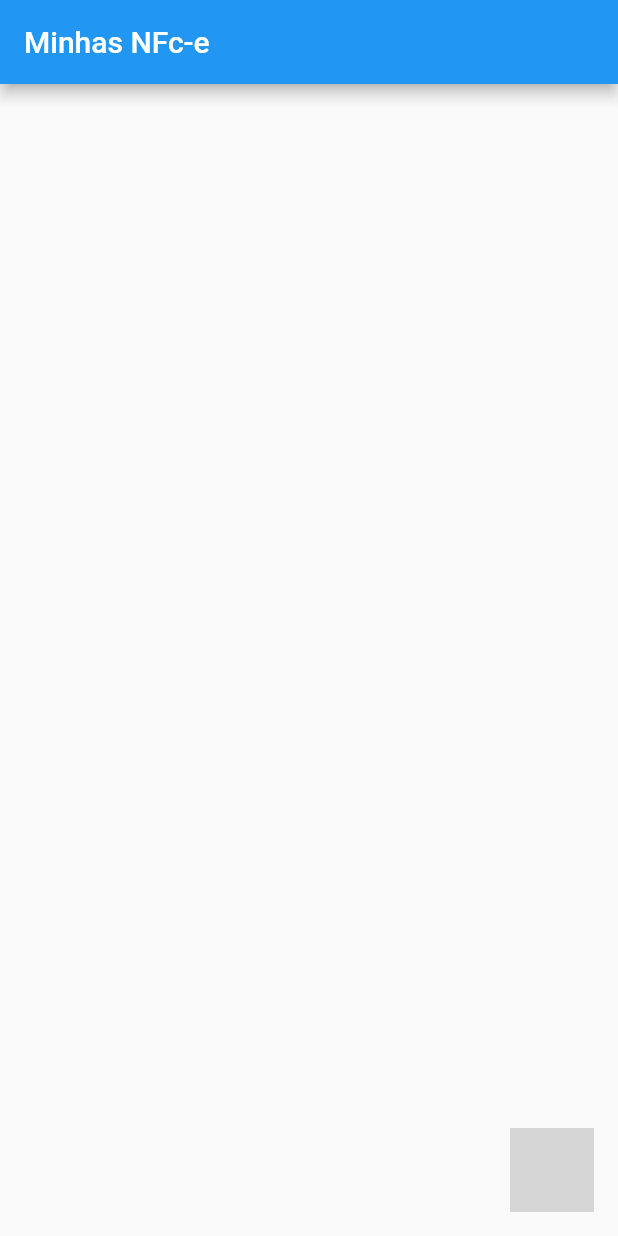
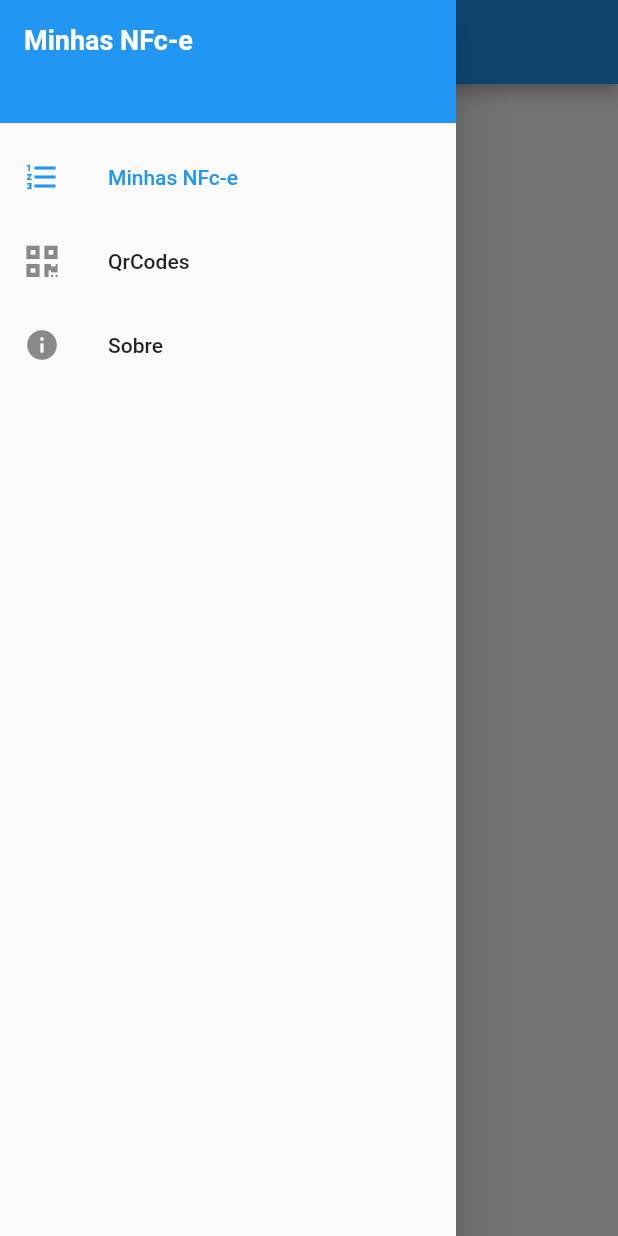
Before and after one commit to vitordm/Flutter.MinhasNFce, a Flutter app: the screen it shows after launch, with the side drawer open (before the commit the screen has no drawer), on a phone screen of 412 x 824 dp. Run offline on Flutter 3.47's test engine with Material 2 defaults, Android fonts, the phone set to English and light mode, and no system bars; our stand-ins replace font_awesome_flutter, rxdart, sqflite; missing offline and left inert: barcode_scan, inject, unicorndial, vitor_myparser_nfce; accounts and stored records are empty; grey boxes are pictures that could not be loaded.

Commit message:
adicionado menu lateral

```diff
--- a/lib/src/app.dart
+++ b/lib/src/app.dart
@@ -6,8 +6,8 @@ import './blocs/lista_qr_code_.bloc.dart';
 import './ui/lista_nfce.dart';
 import './ui/qr_code.dart';
 import './ui/lista_qr_code.dart';
+import './ui/home.dart';
 import 'di/container_d_i.dart';
-
 class App extends StatelessWidget {
   @provide
   App() : super();
@@ -19,6 +19,9 @@ class App extends StatelessWidget {
       initialRoute: '/',
       routes: {
         '/': (context) {
+          return Home(key: key);
+        },
+        '/lista_nfce': (context) {
           ListaNfceBloc nfceBloc = ContainerDI.container.listaNfceBloc;
           return ListaNfce(key: key,  bloc: nfceBloc);
         },
--- /dev/null
+++ b/lib/src/models/menu_item.dart
@@ -0,0 +1,15 @@
+import 'package:flutter/material.dart';
+
+enum Menu {
+  Home,
+  ListaNFce,
+  ListaQrCodes,
+  About,
+}
+
+class MenuItem {
+  final Menu menu;
+  final String title;
+  final IconData icon;
+  MenuItem(this.menu, this.title, this.icon);
+}
--- /dev/null
+++ b/lib/src/ui/fragments/lista_nfce_fragment.dart
@@ -0,0 +1,78 @@
+import 'package:flutter/material.dart';
+import 'package:inject/inject.dart';
+import '../../blocs/lista_nfce_bloc.dart';
+import '../../models/nfce.dart';
+
+class ListaNfceFragment extends StatefulWidget {
+  final title = "Minhas NFc-e";
+  @provide
+  final ListaNfceBloc bloc;
+
+  ListaNfceFragment({Key key, this.bloc}) : super(key: key);
+
+  _ListaNfceFragmentState createState() => _ListaNfceFragmentState();
+}
+
+class _ListaNfceFragmentState extends State<ListaNfceFragment> {
+  final _biggerFont = const TextStyle(fontSize: 18.0);
+
+  @override
+  void initState() {
+    super.initState();
+    widget.bloc.init();
+    widget.bloc.fetchNfces();
+  }
+
+  @override
+  void dispose() {
+    super.dispose();
+    widget.bloc.dispose();
+  }
+
+  @override
+  Widget build(BuildContext context) {
+    return StreamBuilder(
+        stream: widget.bloc.nfces,
+        builder: (context, AsyncSnapshot<List<NFce>> snapshot) {
+          if (snapshot.hasData) {
+            return _buildList(snapshot.data);
+          } else if (snapshot.hasError) {
+            return Text(snapshot.error.toString());
+          }
+          return Center(child: CircularProgressIndicator());
+        });
+  }
+
+  _buildList(List<NFce> data) {
+    return ListView.builder(
+      padding: const EdgeInsets.all(16.0),
+      itemBuilder: (context, i) {
+        if (i.isOdd) return Divider();
+        final index = i ~/ 2;
+        if (index >= data.length) {
+          return null;
+        }
+
+        return _buildRow(data[index]);
+      },
+    );
+  }
+
+  _buildRow(NFce nfc) {
+    return ListTile(
+      title: Text(
+        nfc.numeroSerie,
+        style: _biggerFont,
+      ),
+      subtitle: Text(nfc.comercio.toString()),
+      trailing: new Icon(Icons.attachment),
+      leading: new Icon(
+        Icons.attachment,
+        color: Colors.red,
+      ),
+      onTap: () {
+        setState(() {});
+      },
+    );
+  }
+}
--- /dev/null
+++ b/lib/src/ui/home.dart
@@ -0,0 +1,109 @@
+import 'package:flutter/material.dart';
+import 'package:flutter_minhas_nfce/src/ui/fragments/sobre_fragment.dart';
+import 'package:font_awesome_flutter/font_awesome_flutter.dart';
+import 'fragments/lista_nfce_fragment.dart';
+import 'fragments/lista_qr_code_fragment.dart';
+import '../di/container_d_i.dart';
+import '../models/menu_item.dart';
+
+class Home extends StatefulWidget {
+  final menuItens = [
+    //new MenuItem(Menu.Home, 'Home', Icons.apps),
+    new MenuItem(Menu.ListaNFce, "Minhas NFc-e", Icons.format_list_numbered),
+    new MenuItem(Menu.ListaQrCodes, 'QrCodes', FontAwesomeIcons.qrcode),
+    new MenuItem(Menu.About, "Sobre", Icons.info),
+  ];
+
+  Home({Key key}) : super(key: key);
+
+  _HomeState createState() => _HomeState();
+}
+
+class _HomeState extends State<Home> {
+  MenuItem _menuItemSelecionado;
+  String title = "";
+
+  @override
+  void initState() {
+    super.initState();
+    _menuItemSelecionado = widget.menuItens.first;
+  }
+
+  @override
+  Widget build(BuildContext context) {
+    var fragment = _getWidgetMenu(_menuItemSelecionado);
+
+    return Scaffold(
+      appBar: AppBar(
+        title: Text(this.title),
+      ),
+      drawer: new Drawer(
+        child: Column(
+          children: <Widget>[
+            Container(
+              height: 90,
+              child: DrawerHeader(
+                decoration: BoxDecoration(color: Theme.of(context).primaryColor),
+                child: SafeArea(
+                  child: Column(
+                      crossAxisAlignment: CrossAxisAlignment.stretch,
+                      children: <Widget>[
+                        Text("Minhas NFc-e",
+                            style: TextStyle(
+                                fontSize: 18.0,
+                                fontWeight: FontWeight.bold,
+                                color: Colors.white))
+                      ]),
+                ),
+              ),
+            ),
+
+            // UserAccountsDrawerHeader(
+            //   accountName: Text('Minhas NFc-e'),
+            //   accountEmail: null,
+            // ),
+            Column(children: _buildMenuLateral())
+          ],
+        ),
+      ),
+      body: fragment,
+    );
+  }
+
+  _getWidgetMenu(MenuItem menuItem) {
+    title = menuItem.title;
+    switch (menuItem.menu) {
+      case Menu.ListaNFce:
+        return ListaNfceFragment(
+            key: widget.key, bloc: ContainerDI.container.listaNfceBloc);
+      case Menu.ListaQrCodes:
+        return ListaQrCodeFragment(
+            key: widget.key, bloc: ContainerDI.container.listaQrCodeBloc);
+      case Menu.About:
+        return SobreFragment(key: widget.key);
+      default:
+        return Text("Erro");
+    }
+  }
+
+  _buildMenuLateral() {
+    var menuItens = <Widget>[];
+    for (var i = 0; i < widget.menuItens.length; i++) {
+      var menuItem = widget.menuItens[i];
+      menuItens.add(ListTile(
+        leading: Icon(menuItem.icon),
+        title: Text(menuItem.title),
+        selected: menuItem.menu == _menuItemSelecionado.menu,
+        onTap: () => _onSelectItem(menuItem),
+      ));
+    }
+    return menuItens;
+  }
+
+  _onSelectItem(MenuItem menu) {
+    setState(() {
+      _menuItemSelecionado = menu;
+    });
+    Navigator.of(context).pop(); // close the drawer
+  }
+}
```
Also changed, not shown: lib/src/ui/fragments/lista_qr_code_fragment.dart (added, +74 -0 lines), lib/src/ui/fragments/sobre_fragment.dart (added, +12 -0 lines), 1 other file.
